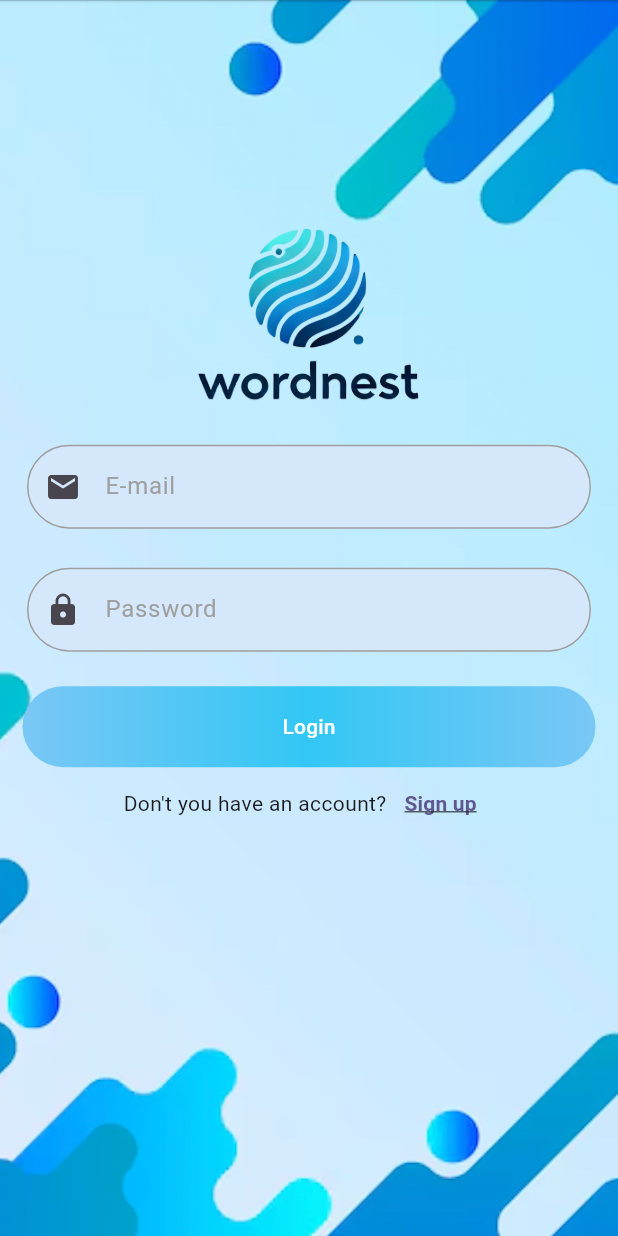
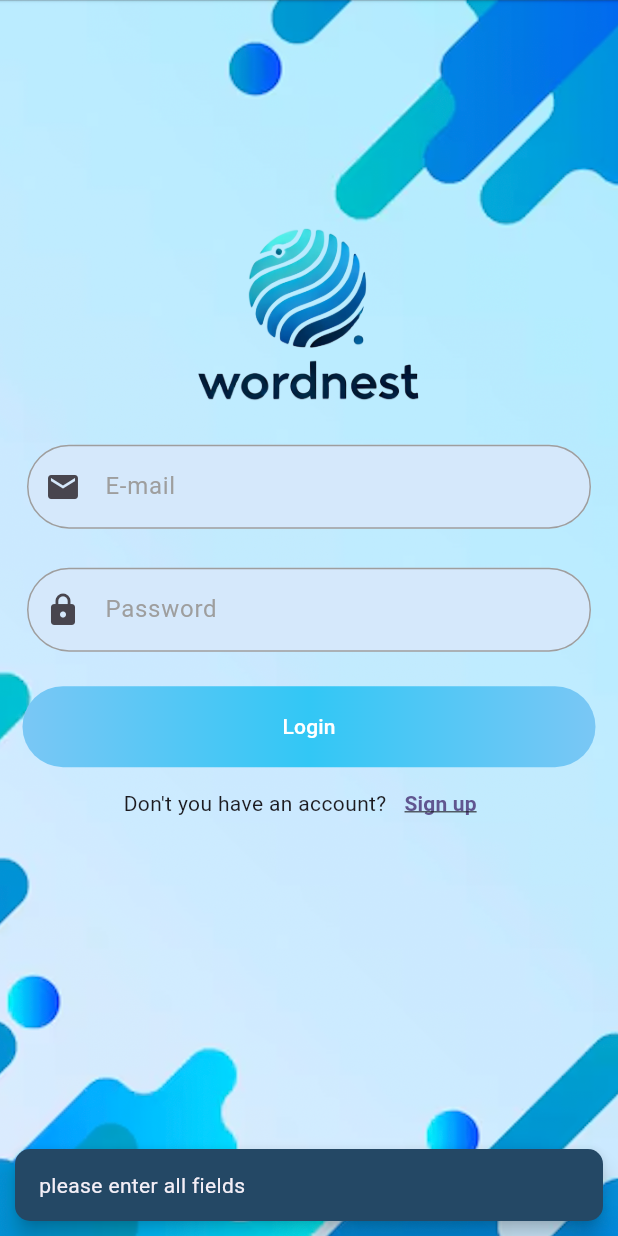
Before and after one commit to alireis55/WordNest, a Flutter app: the screen it shows after launch, after a tap on "Login", on a phone screen of 412 x 824 dp. Run offline on Flutter 3.47's test engine with Material 3 defaults, Android fonts, the light colour scheme and no system bars; our stand-ins replace connectivity_plus, shared_preferences; accounts and stored records are empty.

Commit message:
login prosess complated

```diff
--- a/lib/UI/login_page.dart
+++ b/lib/UI/login_page.dart
@@ -2,6 +2,8 @@ import 'dart:convert';
 import 'dart:math';
 
 import 'package:flutter/material.dart';
+import 'package:http/http.dart' as http;
+import 'package:word_nest/UI/utils/api/models/login_model.dart';
 import 'package:word_nest/UI/utils/api/models/random_word_model.dart';
 import 'package:word_nest/UI/utils/api/routa.dart';
 import 'package:word_nest/UI/utils/api/services/http.dart';
@@ -59,6 +61,47 @@ class _LoginPageState extends State<LoginPage> {
     });
   }
 
+  Future<void> login() async {
+    setState(() {
+      responseLoading = true;
+    });
+    await HttpBase.post(
+            Routa.loginUrl,
+            LoginModel(
+                    email: emailController.text,
+                    password: passwordController.text)
+                .toJson())
+        .then((response) {
+      if (response.statusCode == 200) {
+        print("login successfuly");
+        setState(() {
+          responseLoading = false;
+        });
+      } else {
+        if (mounted) {
+          ScaffoldMessenger.of(context).showSnackBar(
+            SnackBar(
+              content: Text(
+                jsonDecode(response.body)['message'],
+              ),
+              behavior: SnackBarBehavior.floating,
+              backgroundColor: const Color.fromARGB(255, 36, 72, 101),
+              shape: RoundedRectangleBorder(
+                borderRadius: BorderRadius.circular(10),
+              ),
+              margin: const EdgeInsets.all(10),
+            ),
+          );
+        }
+        setState(() {
+          responseLoading = false;
+        });
+      }
+      emailController.clear();
+      passwordController.clear();
+    });
+  }
+
   FocusNode tfFocusNode = FocusNode();
   FocusNode tfFocusNode2 = FocusNode();
 
@@ -72,9 +115,15 @@ class _LoginPageState extends State<LoginPage> {
 
   bool visibilityOfVisibileIcon = false;
 
+  late LoginModel loginModel;
+
+  bool responseLoading = false;
+
   @override
   Widget build(BuildContext context) {
-    return SingleChildScrollView(
+    return Stack(
+      children: [
+        SingleChildScrollView(
           child: Column(
             mainAxisAlignment: MainAxisAlignment.center,
             children: <Widget>[
@@ -86,8 +135,8 @@ class _LoginPageState extends State<LoginPage> {
                   height: 417 * 0.3,
                   child: Image(image: AssetImage('lib/assets/logo.png'))),
               Padding(
-            padding:
-                const EdgeInsets.only(top: 20, bottom: 20, left: 15, right: 15),
+                padding: const EdgeInsets.only(
+                    top: 20, bottom: 20, left: 15, right: 15),
                 child: Container(
                   padding: const EdgeInsets.all(3),
                   decoration: BoxDecoration(
@@ -108,7 +157,8 @@ class _LoginPageState extends State<LoginPage> {
                       filled: true,
                       fillColor: const Color.fromARGB(255, 213, 232, 251),
                       enabledBorder: OutlineInputBorder(
-                    borderRadius: const BorderRadius.all(Radius.circular(30)),
+                        borderRadius:
+                            const BorderRadius.all(Radius.circular(30)),
                         borderSide: !isFocused1
                             ? const BorderSide(color: Colors.grey, width: 1)
                             : BorderSide.none,
@@ -144,7 +194,7 @@ class _LoginPageState extends State<LoginPage> {
                     decoration: InputDecoration(
                       prefixIcon: const Icon(Icons.lock),
                       suffixIcon: IconButton(
-                    onPressed: () {
+                        onPressed: () async {
                           setState(() {
                             obscureText = !obscureText;
                           });
@@ -159,7 +209,8 @@ class _LoginPageState extends State<LoginPage> {
                       filled: true,
                       fillColor: const Color.fromARGB(255, 213, 232, 251),
                       enabledBorder: OutlineInputBorder(
-                      borderRadius: const BorderRadius.all(Radius.circular(30)),
+                          borderRadius:
+                              const BorderRadius.all(Radius.circular(30)),
                           borderSide: !isFocused2
                               ? const BorderSide(color: Colors.grey, width: 1)
                               : BorderSide.none),
@@ -185,7 +236,26 @@ class _LoginPageState extends State<LoginPage> {
                     borderRadius: BorderRadius.all(Radius.circular(30)),
                   ),
                   child: TextButton(
-                onPressed: () {},
+                    onPressed: () async {
+                      tfFocusNode.unfocus();
+                      tfFocusNode2.unfocus();
+                      if (passwordController.text.isNotEmpty &&
+                          emailController.text.isNotEmpty) {
+                        await login();
+                      } else {
+                        ScaffoldMessenger.of(context).showSnackBar(
+                          SnackBar(
+                            content: const Text("please enter all fields"),
+                            behavior: SnackBarBehavior.floating,
+                            backgroundColor:
+                                const Color.fromARGB(255, 36, 72, 101),
+                            margin: const EdgeInsets.all(10),
+                            shape: RoundedRectangleBorder(
+                                borderRadius: BorderRadius.circular(10)),
+                          ),
+                        );
+                      }
+                    },
                     child: const Text(
                       "Login",
                       style: TextStyle(color: Colors.white),
@@ -221,6 +291,16 @@ class _LoginPageState extends State<LoginPage> {
               )
             ],
           ),
+        ),
+        responseLoading
+            ? Container(
+                color: Colors.black.withOpacity(0.5),
+                child: const Center(
+                    child: CircularProgressIndicator.adaptive(
+                  backgroundColor: Colors.white,
+                )))
+            : Container(),
+      ],
     );
   }
 }
```
Lines whose indentation alone changed are shown as unchanged.
